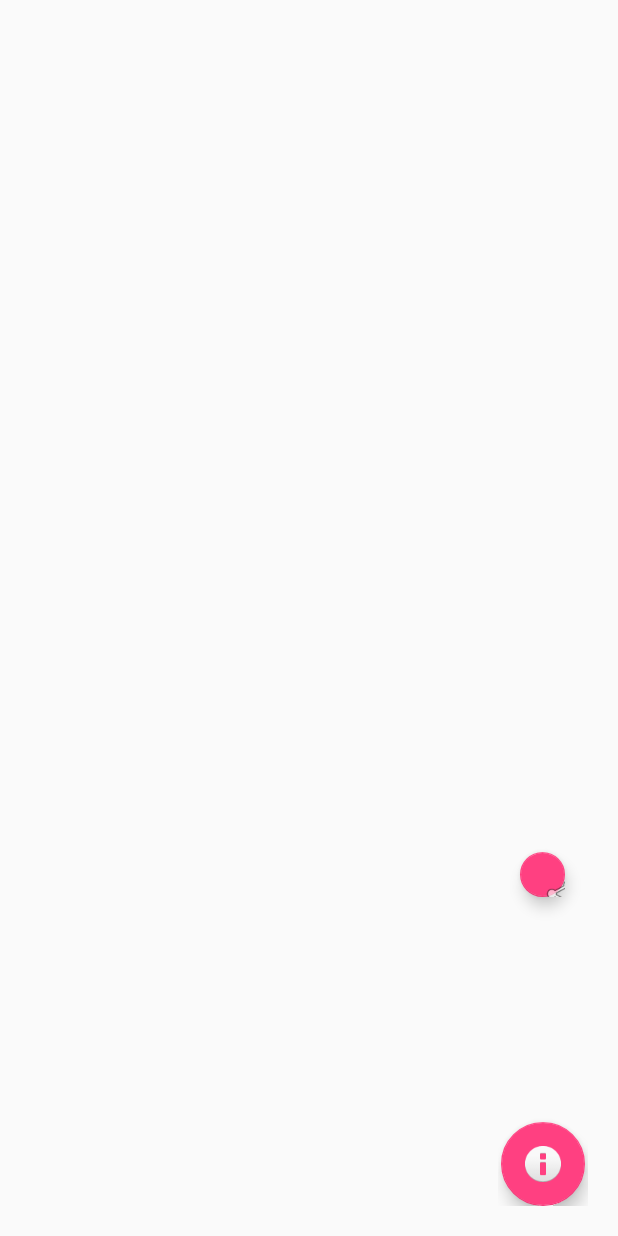
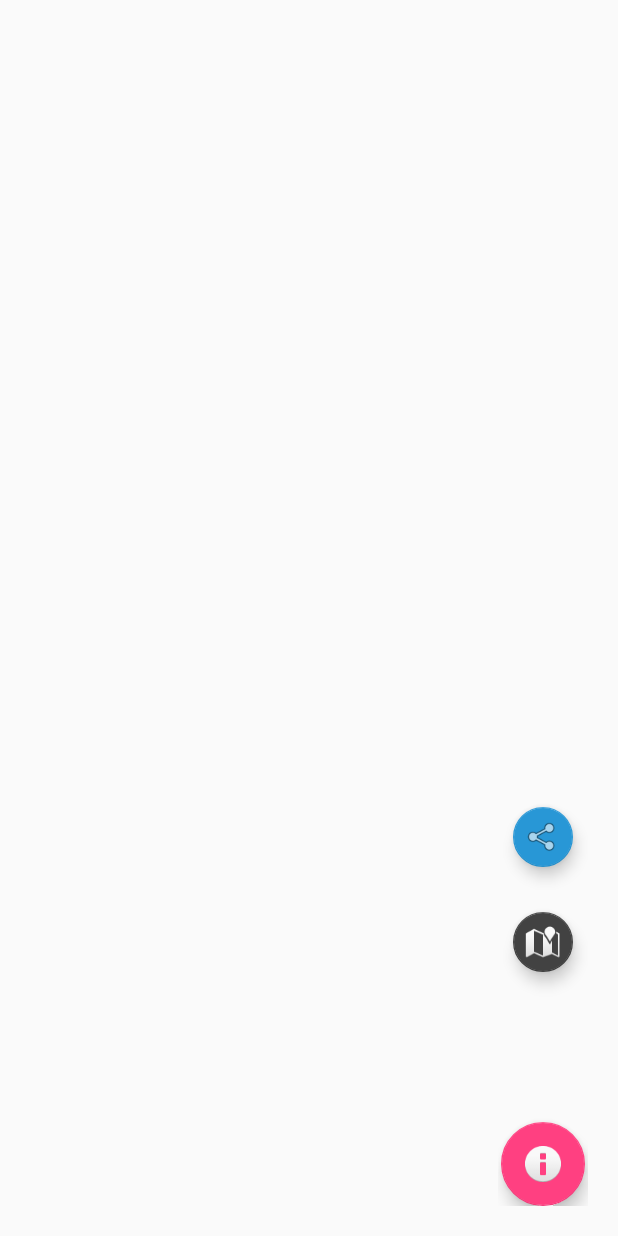
Before and after one commit to anmolduainter/AllAndroidAnimations, an Android app: the float_activity screen opened directly, with no data from a screen before it, after a tap on an icon or button, on a phone screen of 412 x 824 dp. Run offline under Robolectric (Android 15) with nearby library versions, the phone set to English and light mode, and no system bars.

Commit message:
third
third

```diff
--- a/app/src/main/java/com/example/joginderpal/allandroidanimations/MainActivity.java
+++ b/app/src/main/java/com/example/joginderpal/allandroidanimations/MainActivity.java
@@ -4,18 +4,24 @@ import android.support.v7.app.AppCompatActivity;
 import android.os.Bundle;
 import android.support.v7.widget.LinearLayoutManager;
 import android.support.v7.widget.RecyclerView;
+import android.widget.ImageView;
+
+import com.bumptech.glide.Glide;
 
 public class MainActivity extends AppCompatActivity {
 
     RecyclerView rv;
     RecyclerView.Adapter adapter;
     RecyclerView.LayoutManager layoutManager;
+    ImageView im;
 
     @Override
     protected void onCreate(Bundle savedInstanceState) {
         super.onCreate(savedInstanceState);
         setContentView(R.layout.activity_main);
 
+        im= (ImageView) findViewById(R.id.image_collapsing);
+        Glide.with(MainActivity.this).load(R.drawable.photo).into(im);
         rv= (RecyclerView) findViewById(R.id.recycler_view);
         layoutManager=new LinearLayoutManager(MainActivity.this);
         rv.setLayoutManager(layoutManager);
--- a/app/src/main/java/com/example/joginderpal/allandroidanimations/float_anim/float_activity.java
+++ b/app/src/main/java/com/example/joginderpal/allandroidanimations/float_anim/float_activity.java
@@ -5,9 +5,11 @@ import android.support.annotation.Nullable;
 import android.support.design.widget.FloatingActionButton;
 import android.support.v7.app.AppCompatActivity;
 import android.view.View;
+import android.view.animation.AlphaAnimation;
 import android.view.animation.Animation;
 import android.view.animation.AnimationSet;
 import android.view.animation.RotateAnimation;
+import android.view.animation.ScaleAnimation;
 import android.view.animation.TranslateAnimation;
 
 import com.example.joginderpal.allandroidanimations.R;
@@ -32,23 +34,48 @@ public class float_activity extends AppCompatActivity {
         fab.setOnClickListener(new View.OnClickListener() {
             @Override
             public void onClick(View v) {
-
-                AnimationSet anim=new AnimationSet(true);
-                TranslateAnimation translateAnimation=new TranslateAnimation(0,0,200,0);
-                RotateAnimation rotateAnimation=new RotateAnimation(0,360,Animation.RELATIVE_TO_SELF,0.5f,Animation.RELATIVE_TO_SELF,0.5f);
-                rotateAnimation.setDuration(2000);
-                anim.addAnimation(rotateAnimation);
-                translateAnimation.setDuration(2000);
-                anim.addAnimation(translateAnimation);
-                fab1.startAnimation(anim);
-                TranslateAnimation translateAnimation1=new TranslateAnimation(0,0,400,0);
-                translateAnimation1.setDuration(1000);
-                fab2.startAnimation(translateAnimation1);
-
-
+                animate1();
             }
         });
 
+        fab1.setOnClickListener(new View.OnClickListener() {
+            @Override
+            public void onClick(View v) {
+                animate2();
+            }
+        });
 
     }
+
+    public void animate1(){
+
+        fab1.setVisibility(View.VISIBLE);
+        fab2.setVisibility(View.VISIBLE);
+        fab3.setVisibility(View.VISIBLE);
+        AnimationSet anim=new AnimationSet(true);
+        TranslateAnimation translateAnimation=new TranslateAnimation(0,0,200,0);
+        translateAnimation.setDuration(800);
+        anim.addAnimation(translateAnimation);
+        fab1.startAnimation(anim);
+        TranslateAnimation translateAnimation1=new TranslateAnimation(0,0,400,0);
+        translateAnimation1.setDuration(500);
+        fab2.startAnimation(translateAnimation1);
+        TranslateAnimation translateAnimation2=new TranslateAnimation(0,0,600,0);
+        translateAnimation2.setDuration(300);
+        fab3.startAnimation(translateAnimation2);
+
+    }
+
+    public void animate2(){
+
+        AlphaAnimation animation=new AlphaAnimation(1,0);
+        animation.setDuration(5000);
+        fab1.startAnimation(animation);
+        fab2.startAnimation(animation);
+        fab3.startAnimation(animation);
+
+    }
+
+
+
 }
--- a/app/src/main/res/layout/activity_main.xml
+++ b/app/src/main/res/layout/activity_main.xml
@@ -16,6 +16,13 @@
             android:layout_height="match_parent"
             app:contentScrim="@color/colorPrimary"
             app:layout_scrollFlags="scroll|exitUntilCollapsed">
+
+
+            <ImageView
+                android:id="@+id/image_collapsing"
+                android:layout_width="match_parent"
+                android:layout_height="match_parent"
+                />
 
 
             <android.support.v7.widget.Toolbar
--- a/app/src/main/res/layout/fabs.xml
+++ b/app/src/main/res/layout/fabs.xml
@@ -10,7 +10,7 @@
         android:layout_width="60dp"
         android:layout_marginRight="20dp"
         android:layout_marginBottom="20dp"
-        android:layout_height="250dp">
+        android:layout_height="300dp">
 
 
         <android.support.design.widget.FloatingActionButton
@@ -26,8 +26,11 @@
         <android.support.design.widget.FloatingActionButton
             android:id="@+id/sub_fb_float_one"
             android:src="@android:drawable/ic_dialog_email"
-            android:layout_width="30dp"
+            android:layout_width="wrap_content"
             android:layout_height="wrap_content"
+            app:fabSize="mini"
+            android:visibility="gone"
+            app:backgroundTint="#376"
             android:layout_above="@id/fb_float"
             android:layout_centerInParent="true"
             android:layout_marginBottom="30dp"/>
@@ -35,16 +38,22 @@
         <android.support.design.widget.FloatingActionButton
             android:id="@+id/sub_fb_float_two"
             android:src="@android:drawable/ic_dialog_map"
-            android:layout_width="30dp"
+            android:layout_width="wrap_content"
+            android:visibility="gone"
             android:layout_height="wrap_content"
+            app:backgroundTint="@color/cardview_dark_background"
             android:layout_above="@id/sub_fb_float_one"
             android:layout_marginBottom="30dp"
+            app:fabSize="mini"
             android:layout_centerInParent="true"/>
 
         <android.support.design.widget.FloatingActionButton
             android:id="@+id/sub_fb_float_three"
             android:src="@android:drawable/ic_menu_share"
-            android:layout_width="30dp"
+            android:layout_width="wrap_content"
+            app:fabSize="mini"
+            android:visibility="gone"
+            app:backgroundTint="@color/colorPrimaryDark"
             android:layout_height="wrap_content"
             android:layout_marginBottom="30dp"
             android:layout_centerInParent="true"
```
Also changed, not shown: app/src/main/res/drawable/photo.jpg (added).
